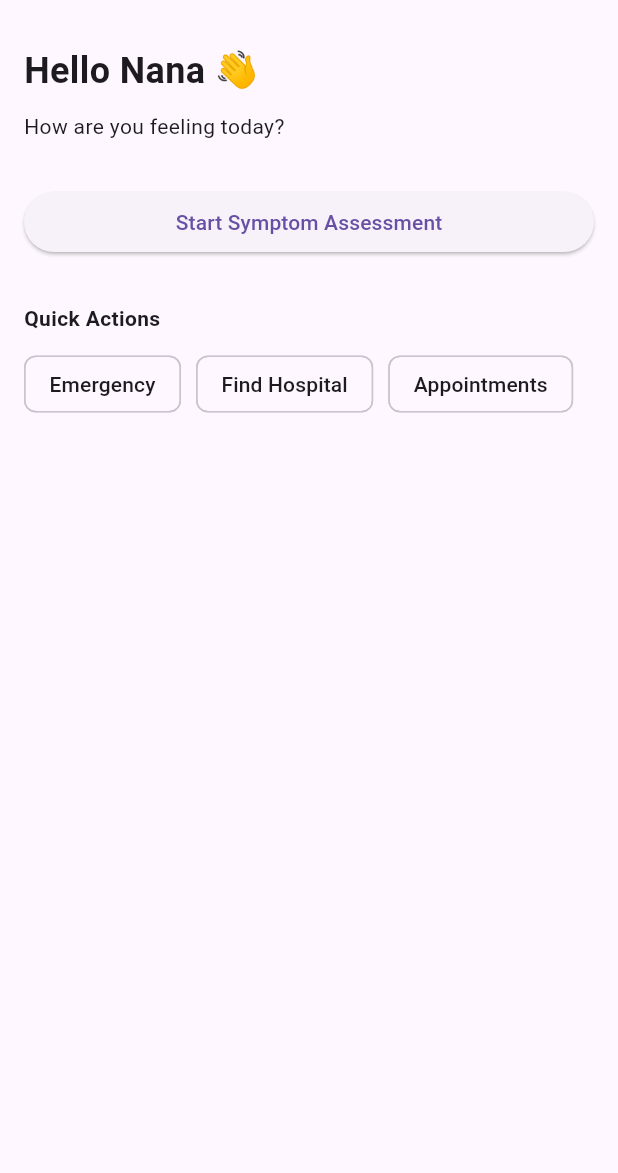
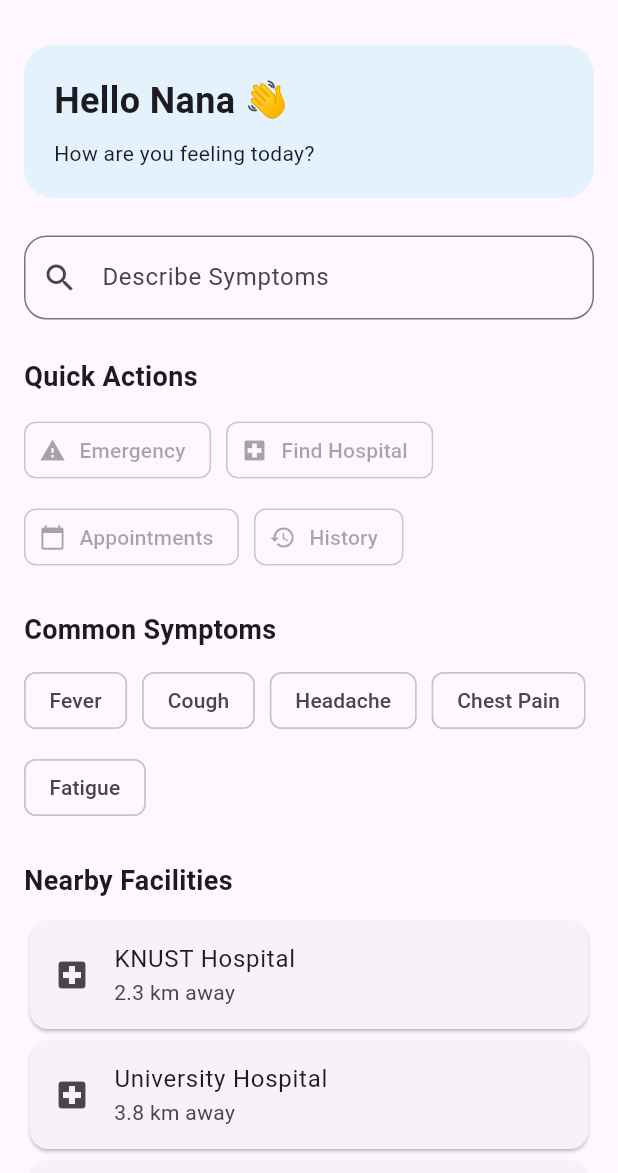
Before and after one commit to Sndapaah/careflow, a Flutter app: the HomeScreen screen opened by its route, on a phone screen of 412 x 824 dp, the part 63-1236 px from its top. Run offline on Flutter 3.47's test engine with Material 3 defaults, Android fonts, the phone set to English and light mode, and no system bars.

Commit message:
Progress on UI for home screen

```diff
--- a/frontend/careflow_app/lib/features/home/screens/home_screen.dart
+++ b/frontend/careflow_app/lib/features/home/screens/home_screen.dart
@@ -9,52 +9,149 @@ class HomeScreen extends StatelessWidget {
       appBar: AppBar(
         title: const Text("CareFlow AI"),
       ),
-      body: Padding(
+      body: SingleChildScrollView(
   padding: const EdgeInsets.all(16),
   child: Column(
     crossAxisAlignment: CrossAxisAlignment.start,
     children: [
-            const Text(
+      Container(
+        width: double.infinity,
+        padding: const EdgeInsets.all(20),
+        decoration: BoxDecoration(
+          color: Colors.blue.shade50,
+          borderRadius: BorderRadius.circular(20),
+        ),
+        child: const Column(
+          crossAxisAlignment: CrossAxisAlignment.start,
+          children: [
+            Text(
               "Hello Nana 👋",
               style: TextStyle(
                 fontSize: 24,
                 fontWeight: FontWeight.bold,
               ),
             ),
-
-            const SizedBox(height: 10),
-
-            const Text(
+            SizedBox(height: 8),
+            Text(
               "How are you feeling today?",
             ),
+          ],
+        ),
+      ),
 
-            const SizedBox(height: 30),
+      const SizedBox(height: 25),
 
-            SizedBox(
-              width: double.infinity,
-              child: ElevatedButton(
-                onPressed: () {
-                  Navigator.pushNamed(
-                    context,
-                    '/symptoms',
-                  );
+      TextField(
+        readOnly: true,
+        onTap: () {
+          Navigator.pushNamed(context, '/symptoms');
         },
-                child: const Text(
-                  "Start Symptom Assessment",
+        decoration: InputDecoration(
+          hintText: "Describe Symptoms",
+          prefixIcon: const Icon(Icons.search),
+          border: OutlineInputBorder(
+            borderRadius: BorderRadius.circular(15),
           ),
         ),
       ),
 
-            const SizedBox(height: 30),
+      const SizedBox(height: 25),
 
       const Text(
   "Quick Actions",
   style: TextStyle(
+    fontSize: 18,
+    fontWeight: FontWeight.bold,
+  ),
+),
+
+const SizedBox(height: 12),
+
+Wrap(
+  spacing: 10,
+  runSpacing: 10,
+  children: [
+    ActionChip(
+      avatar: Icon(Icons.warning),
+      label: Text("Emergency"),
+      onPressed: null,
+    ),
+    ActionChip(
+      avatar: Icon(Icons.local_hospital),
+      label: Text("Find Hospital"),
+      onPressed: null,
+    ),
+    ActionChip(
+      avatar: Icon(Icons.calendar_today),
+      label: Text("Appointments"),
+      onPressed: null,
+    ),
+    ActionChip(
+      avatar: Icon(Icons.history),
+      label: Text("History"),
+      onPressed: null,
+    ),
+  ],
+),
+const SizedBox(height: 25),
+
+const Text(
+  "Common Symptoms",
+  style: TextStyle(
+    fontSize: 18,
     fontWeight: FontWeight.bold,
   ),
 ),
 
 const SizedBox(height: 10),
+
+Wrap(
+  spacing: 10,
+  runSpacing: 10,
+  children: [
+    Chip(label: Text("Fever")),
+    Chip(label: Text("Cough")),
+    Chip(label: Text("Headache")),
+    Chip(label: Text("Chest Pain")),
+    Chip(label: Text("Fatigue")),
+  ],
+),
+
+const SizedBox(height: 25),
+
+const Text(
+  "Nearby Facilities",
+  style: TextStyle(
+    fontSize: 18,
+    fontWeight: FontWeight.bold,
+  ),
+),
+
+const SizedBox(height: 10),
+
+Card(
+  child: ListTile(
+    leading: Icon(Icons.local_hospital),
+    title: Text("KNUST Hospital"),
+    subtitle: Text("2.3 km away"),
+  ),
+),
+
+Card(
+  child: ListTile(
+    leading: Icon(Icons.local_hospital),
+    title: Text("University Hospital"),
+    subtitle: Text("3.8 km away"),
+  ),
+),
+
+Card(
+  child: ListTile(
+    leading: Icon(Icons.local_hospital),
+    title: Text("Komfo Anokye"),
+    subtitle: Text("5.6 km away"),
+  ),
+),
 
             Wrap(
               spacing: 10,
--- a/frontend/careflow_app/lib/features/hospitals/screens/recommendation_screen.dart
+++ b/frontend/careflow_app/lib/features/hospitals/screens/recommendation_screen.dart
@@ -1,5 +1,4 @@
 import 'package:flutter/material.dart';
-
 
 class RecommendationScreen extends StatelessWidget {
   const RecommendationScreen({super.key});
@@ -8,10 +7,35 @@ class RecommendationScreen extends StatelessWidget {
   Widget build(BuildContext context) {
     return Scaffold(
       appBar: AppBar(
-        title: const Text('CareFlow'),
+        title: const Text("Recommended Hospitals"),
       ),
-      body: const Center(
-        child: Text('Recommendation Screen'),
+      body: ListView(
+        padding: const EdgeInsets.all(16),
+        children: const [
+          Card(
+            child: ListTile(
+              title: Text("KNUST Hospital"),
+              subtitle: Text(
+                "Confidence: 92%\n"
+                "Distance: 2.3km\n"
+                "Beds Available: 14\n"
+                "Wait Time: 18 mins",
+              ),
+            ),
+          ),
+
+          Card(
+            child: ListTile(
+              title: Text("Komfo Anokye"),
+              subtitle: Text(
+                "Confidence: 88%\n"
+                "Distance: 5.6km\n"
+                "Beds Available: 7\n"
+                "Wait Time: 40 mins",
+              ),
+            ),
+          ),
+        ],
       ),
     );
   }
```
Lines whose indentation alone changed are shown as unchanged.
